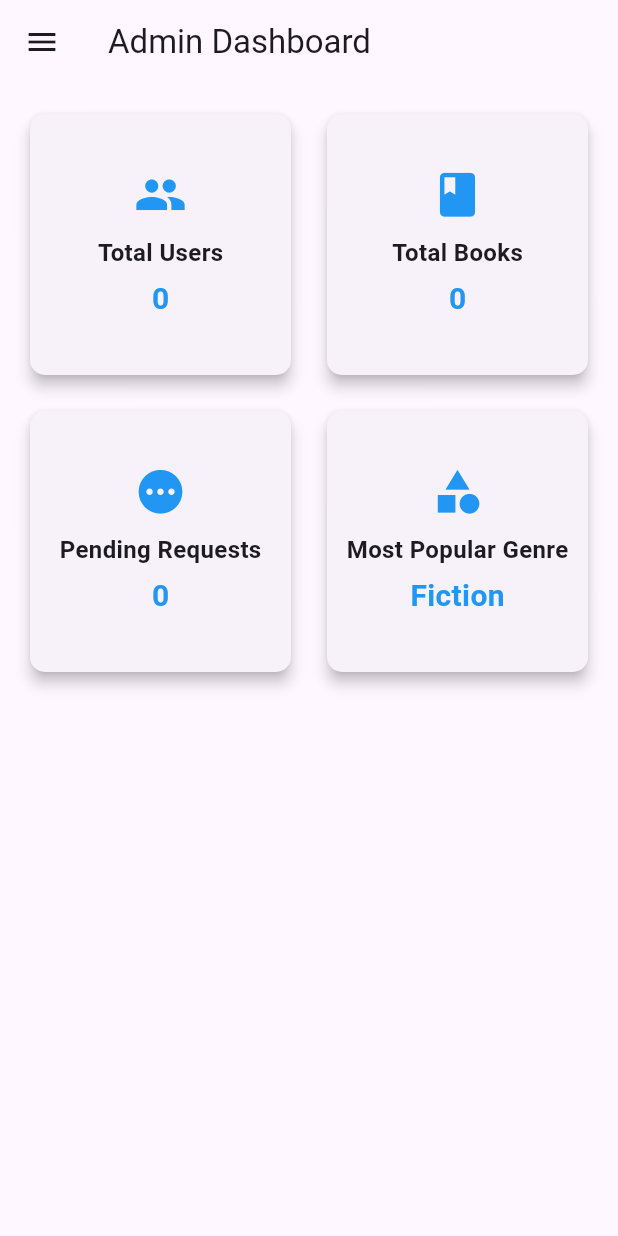
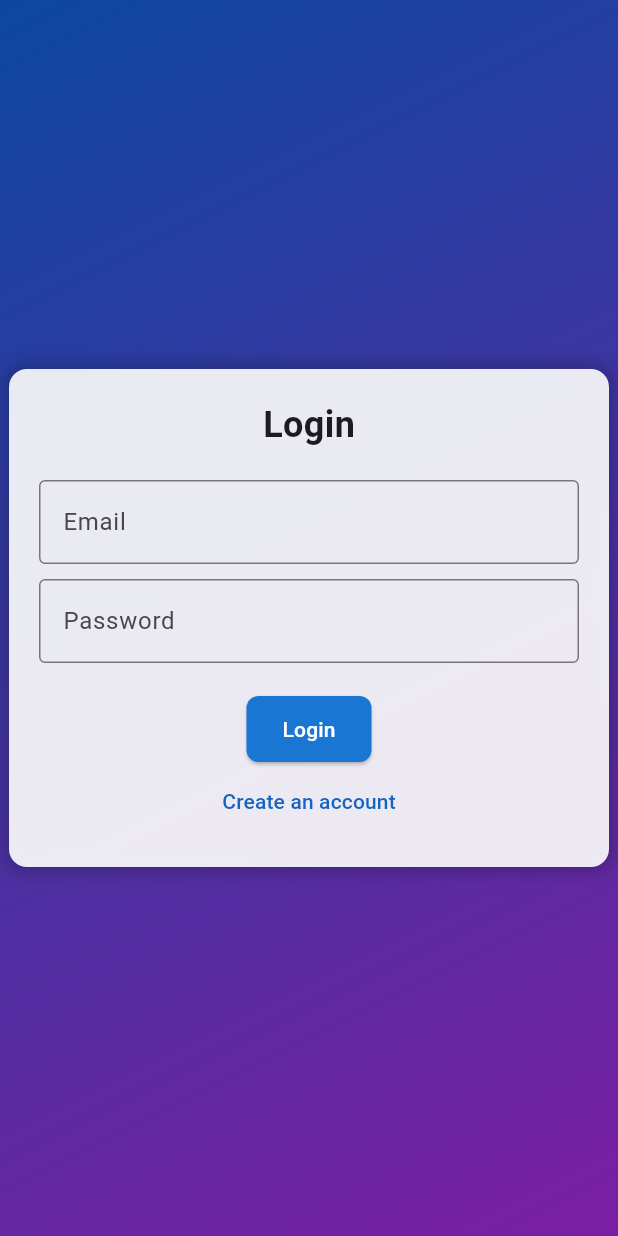
Before and after one commit to fasiehk/smartlibrary, a Flutter app: the screen it shows after launch, on a phone screen of 412 x 824 dp. Run offline on Flutter 3.47's test engine with Material 3 defaults, Android fonts, the phone set to English and light mode, and no system bars; our stand-ins replace supabase_flutter; accounts and stored records are empty.

```diff
--- a/lib/main.dart
+++ b/lib/main.dart
@@ -1,14 +1,18 @@
 import 'package:flutter/material.dart';
-import 'screens/admin_dashboard.dart';
 import 'package:supabase_flutter/supabase_flutter.dart';
+import 'screens/admin_dashboard.dart'; // Ensure correct path
+import 'screens/auth_screen.dart' as auth_screen; // Alias to avoid conflicts
+
 
 void main() async {
   WidgetsFlutterBinding.ensureInitialized();
 
+  // ✅ Initialize Supabase
   await Supabase.initialize(
     url: 'https://fkxpzsvspzkmfcuahzqa.supabase.co',
     anonKey: 'eyJhbGciOiJIUzI1NiIsInR5cCI6IkpXVCJ9.eyJpc3MiOiJzdXBhYmFzZSIsInJlZiI6ImZreHB6c3ZzcHprbWZjdWFoenFhIiwicm9sZSI6ImFub24iLCJpYXQiOjE3MzkxMDM5MjQsImV4cCI6MjA1NDY3OTkyNH0.3DY-n_-UvezAYGRC9vXxGBO3-RzvzPe7rqCvodEkemE',
   );
+
   runApp(MyApp());
 }
 
@@ -17,9 +21,20 @@ class MyApp extends StatelessWidget {
   Widget build(BuildContext context) {
     return MaterialApp(
       debugShowCheckedModeBanner: false,
-      title: 'Admin Panel',
-      theme: ThemeData(primarySwatch: Colors.blue),
-      home: AdminDashboard(),  // ✅ Start on the Admin Dashboard
+      title: 'Smart Library Companion',
+      theme: ThemeData(
+        primarySwatch: Colors.blue,
+      ),
+      home: AuthGate(), // ✅ New widget to handle login state
     );
   }
 }
+
+class AuthGate extends StatelessWidget {
+  @override
+  Widget build(BuildContext context) {
+    final user = Supabase.instance.client.auth.currentUser;
+
+    return user != null ? AdminDashboard() : auth_screen.AuthScreen(); // ✅ Redirect logic
+  }
+}
--- /dev/null
+++ b/lib/screens/auth_screen.dart
@@ -0,0 +1,138 @@
+import 'package:flutter/material.dart';
+import 'package:supabase_flutter/supabase_flutter.dart';
+import 'admin_dashboard.dart'; // Ensure this screen exists
+
+class AuthScreen extends StatefulWidget {
+  @override
+  _AuthScreenState createState() => _AuthScreenState();
+}
+
+class _AuthScreenState extends State<AuthScreen> {
+  final TextEditingController emailController = TextEditingController();
+  final TextEditingController passwordController = TextEditingController();
+  bool isLogin = true; // Toggle between login & signup
+  bool isLoading = false; // Loading state
+
+  Future<void> _authenticate() async {
+    setState(() => isLoading = true);
+    String email = emailController.text.trim();
+    String password = passwordController.text.trim();
+
+    try {
+      final authResponse = isLogin
+          ? await Supabase.instance.client.auth.signInWithPassword(
+        email: email,
+        password: password,
+      )
+          : await Supabase.instance.client.auth.signUp(
+        email: email,
+        password: password,
+      );
+
+      if (authResponse.user != null) {
+        ScaffoldMessenger.of(context).showSnackBar(
+          SnackBar(content: Text(isLogin ? 'Login Successful' : 'Signup Successful')),
+        );
+        Navigator.pushReplacement(
+          context,
+          MaterialPageRoute(builder: (context) => AdminDashboard()), // ✅ Redirect
+        );
+      }
+    } catch (e) {
+      ScaffoldMessenger.of(context).showSnackBar(
+        SnackBar(content: Text('Error: ${e.toString()}')),
+      );
+    }
+
+    setState(() => isLoading = false);
+  }
+
+  @override
+  Widget build(BuildContext context) {
+    return Scaffold(
+      body: Container(
+        decoration: BoxDecoration(
+          gradient: LinearGradient(
+            colors: [Colors.blue.shade900, Colors.purple.shade700], // Unique Gradient
+            begin: Alignment.topLeft,
+            end: Alignment.bottomRight,
+          ),
+        ),
+        child: Center(
+          child: Container(
+            width: 400,
+            padding: EdgeInsets.all(20),
+            decoration: BoxDecoration(
+              color: Colors.white.withOpacity(0.9), // Slight transparency
+              borderRadius: BorderRadius.circular(12),
+              boxShadow: [
+                BoxShadow(
+                  color: Colors.black26,
+                  blurRadius: 10,
+                  spreadRadius: 2,
+                ),
+              ],
+            ),
+            child: AnimatedSwitcher(
+              duration: Duration(milliseconds: 500), // Smooth transition
+              transitionBuilder: (widget, animation) => FadeTransition(
+                opacity: animation,
+                child: widget,
+              ),
+              child: Column(
+                key: ValueKey<bool>(isLogin),
+                mainAxisSize: MainAxisSize.min,
+                mainAxisAlignment: MainAxisAlignment.center,
+                children: [
+                  Text(
+                    isLogin ? "Login" : "Sign Up",
+                    style: TextStyle(fontSize: 24, fontWeight: FontWeight.bold),
+                  ),
+                  SizedBox(height: 20),
+                  TextField(
+                    controller: emailController,
+                    decoration: InputDecoration(
+                      labelText: "Email",
+                      border: OutlineInputBorder(),
+                    ),
+                  ),
+                  SizedBox(height: 10),
+                  TextField(
+                    controller: passwordController,
+                    decoration: InputDecoration(
+                      labelText: "Password",
+                      border: OutlineInputBorder(),
+                    ),
+                    obscureText: true,
+                  ),
+                  SizedBox(height: 20),
+                  isLoading
+                      ? CircularProgressIndicator()
+                      : ElevatedButton(
+                    onPressed: _authenticate,
+                    child: Text(isLogin ? "Login" : "Sign Up"),
+                    style: ElevatedButton.styleFrom(
+                      padding: EdgeInsets.symmetric(vertical: 12, horizontal: 24),
+                      backgroundColor: Colors.blue.shade700,
+                      foregroundColor: Colors.white,
+                      shape: RoundedRectangleBorder(
+                        borderRadius: BorderRadius.circular(8),
+                      ),
+                    ),
+                  ),
+                  TextButton(
+                    onPressed: () => setState(() => isLogin = !isLogin),
+                    child: Text(
+                      isLogin ? "Create an account" : "Already have an account? Login",
+                      style: TextStyle(color: Colors.blue.shade800),
+                    ),
+                  ),
+                ],
+              ),
+            ),
+          ),
+        ),
+      ),
+    );
+  }
+}
--- /dev/null
+++ b/lib/services/auth_service.dart
@@ -0,0 +1,41 @@
+import 'package:supabase_flutter/supabase_flutter.dart';
+
+class AuthService {
+  final SupabaseClient _supabase = Supabase.instance.client;
+
+  // ✅ Sign up with email & password
+  Future<AuthResponse?> signUp(String email, String password) async {
+    try {
+      final response = await _supabase.auth.signUp(
+        email: email,
+        password: password,
+      );
+      return response;
+    } on AuthException catch (e) {
+      throw e.message;
+    }
+  }
+
+  // ✅ Login with email & password
+  Future<AuthResponse?> signIn(String email, String password) async {
+    try {
+      final response = await _supabase.auth.signInWithPassword(
+        email: email,
+        password: password,
+      );
+      return response;
+    } on AuthException catch (e) {
+      throw e.message;
+    }
+  }
+
+  // ✅ Sign out
+  Future<void> signOut() async {
+    await _supabase.auth.signOut();
+  }
+
+  // ✅ Check if user is logged in
+  User? getCurrentUser() {
+    return _supabase.auth.currentUser;
+  }
+}
--- a/pubspec.yaml
+++ b/pubspec.yaml
@@ -35,12 +35,14 @@ dependencies:
   cloud_firestore: any  # Correct package name
   fluttertoast: any
   supabase_flutter: ^2.8.3
-
+  http: any
 
 
   # The following adds the Cupertino Icons font to your application.
   # Use with the CupertinoIcons class for iOS style icons.
   cupertino_icons: ^1.0.8
+  provider: ^6.1.2
+  google_sign_in: ^6.2.2
 
 dev_dependencies:
   flutter_test:
```
Also changed, not shown: lib/models/book.dart (added, +22 -0 lines), lib/screens/admin_dashboard.dart (+29 -15 lines), lib/screens/manage_books.dart (+108 -74 lines), lib/screens/search_books_screen.dart (added, +50 -0 lines), lib/services/openlibrary_service.dart (added, +18 -0 lines), lib/services/supabase_service.dart (+80 -35 lines), pubspec.lock, 1 other file.
